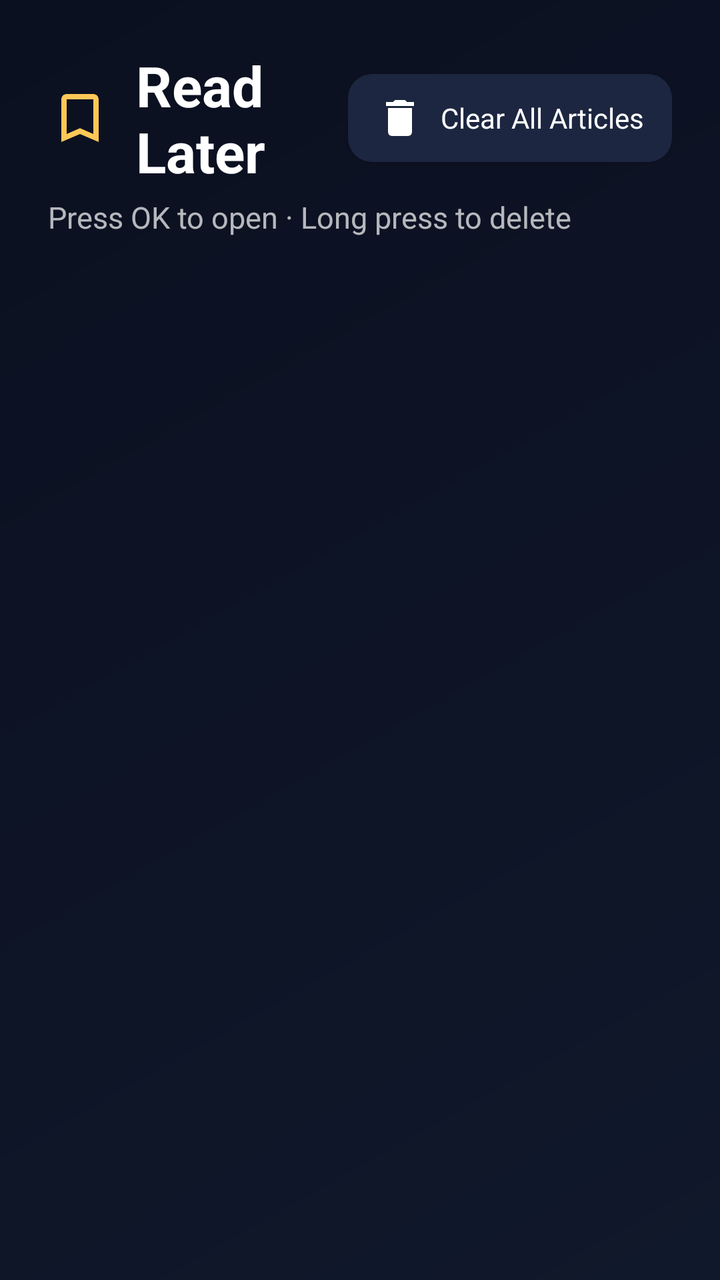
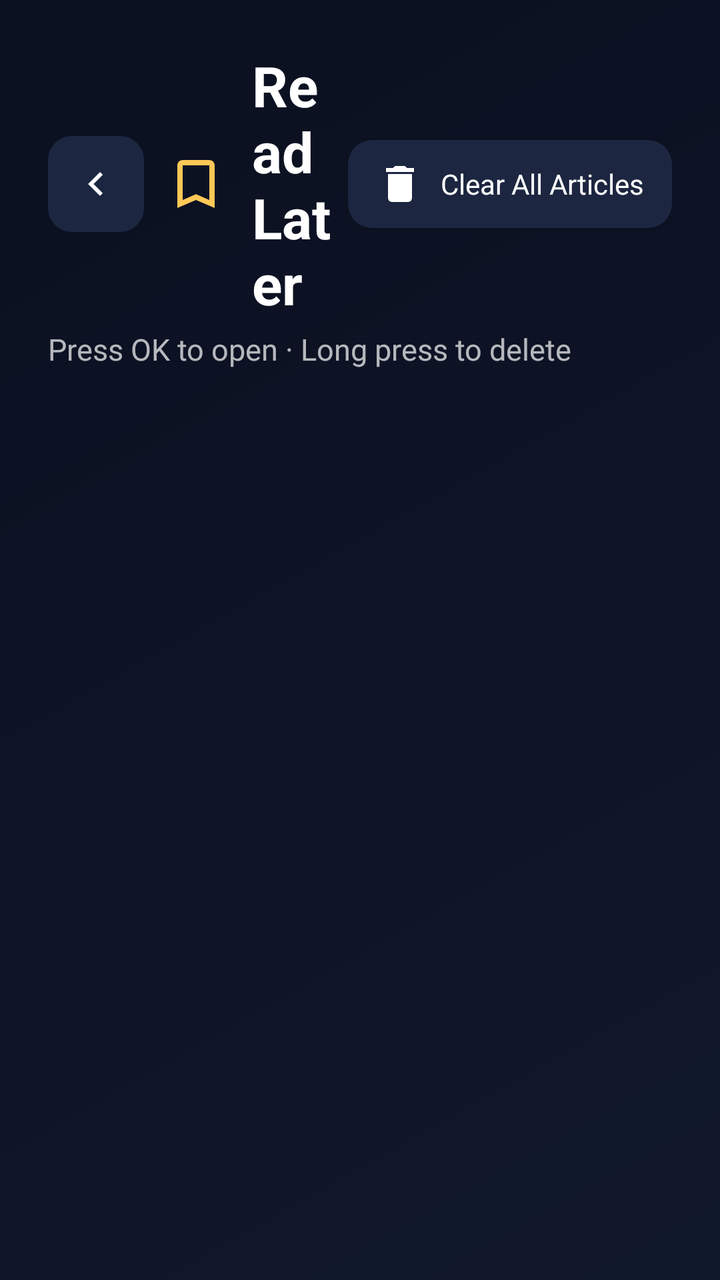

Screens rendered from an Android XML layout before and after an edit, with the pre-edit source and the edit as a unified diff.
<!-- AndroidManifest.xml: application theme Theme.TVNavBrowser -->
<!-- res/layout/activity_read_later.xml -->
<?xml version="1.0" encoding="utf-8"?>
<LinearLayout xmlns:android="http://schemas.android.com/apk/res/android"
    xmlns:app="http://schemas.android.com/apk/res-auto"
    android:layout_width="match_parent"
    android:layout_height="match_parent"
    android:background="?attr/screenBackground"
    android:orientation="vertical"
    android:padding="24dp">

    <LinearLayout
        android:layout_width="match_parent"
        android:layout_height="wrap_content"
        android:gravity="center_vertical"
        android:orientation="horizontal">

        <ImageView
            android:layout_width="32dp"
            android:layout_height="32dp"
            android:src="@drawable/ic_read_later"
            app:tint="@color/accent"
            android:contentDescription="@string/read_later_title" />

        <TextView
            style="@style/ScreenTitle"
            android:layout_width="0dp"
            android:layout_height="wrap_content"
            android:layout_marginStart="12dp"
            android:layout_weight="1"
            android:text="@string/read_later_title" />

        <Button
            android:id="@+id/btnClearAllReadLater"
            style="@style/ToolbarButton"
            android:layout_width="wrap_content"
            android:layout_height="44dp"
            android:drawableStart="@drawable/ic_nav_delete"
            android:drawablePadding="8dp"
            android:text="@string/read_later_clear_all" />
    </LinearLayout>

    <TextView
        style="@style/ScreenSubtitle"
        android:layout_width="match_parent"
        android:layout_height="wrap_content"
        android:layout_marginTop="4dp"
        android:layout_marginBottom="16dp"
        android:text="@string/list_hint_open" />

    <TextView
        android:id="@+id/tvEmpty"
        android:layout_width="match_parent"
        android:layout_height="wrap_content"
        android:layout_marginTop="32dp"
        android:gravity="center"
        android:text="@string/read_later_empty"
        android:textColor="@color/text_secondary"
        android:textSize="16sp"
        android:visibility="gone" />

    <ScrollView
        android:layout_width="match_parent"
        android:layout_height="0dp"
        android:layout_weight="1"
        android:clipChildren="false"
        android:clipToPadding="false"
        android:paddingStart="4dp"
        android:paddingEnd="4dp">

        <LinearLayout
            android:id="@+id/readLaterContainer"
            android:layout_width="match_parent"
            android:layout_height="wrap_content"
            android:clipChildren="false"
            android:clipToPadding="false"
            android:paddingTop="6dp"
            android:paddingBottom="16dp"
            android:orientation="vertical" />
    </ScrollView>
</LinearLayout>
<!-- resources referenced by this layout -->
<resources>
  <color name="accent">#FFFFC857</color>
  <color name="text_secondary">#B3FFFFFF</color>
  <string name="list_hint_open">Press OK to open · Long press to delete</string>
  <string name="read_later_clear_all">Clear All Articles</string>
  <string name="read_later_empty">No saved articles for offline reading.</string>
  <string name="read_later_title">Read Later</string>
  <style name="ScreenSubtitle">
          <item name="android:textColor">?android:attr/textColorSecondary</item>
          <item name="android:textSize">15sp</item>
          <item name="android:lineSpacingExtra">4dp</item>
      </style>
  <style name="ScreenTitle">
          <item name="android:textColor">?android:attr/textColorPrimary</item>
          <item name="android:textSize">28sp</item>
          <item name="android:textStyle">bold</item>
      </style>
  <color name="bg_dark">#FF0B1020</color>
  <color name="black">#FF000000</color>
  <color name="white">#FFFFFFFF</color>
  <color name="accent_dark">#FFE6A819</color>
  <color name="text_primary">#FFFFFFFF</color>
  <!-- drawable bg_screen (drawable) -->
  <?xml version="1.0" encoding="utf-8"?>
  <shape xmlns:android="http://schemas.android.com/apk/res/android"
      android:shape="rectangle">
      <gradient
          android:angle="135"
          android:endColor="@color/bg_dark"
          android:startColor="#FF10182B"
          android:type="linear" />
  </shape>
  <!-- drawable bg_settings_section (drawable) -->
  <?xml version="1.0" encoding="utf-8"?>
  <shape xmlns:android="http://schemas.android.com/apk/res/android"
      android:shape="rectangle">
      <solid android:color="#162138" />
      <stroke
          android:width="1dp"
          android:color="#243354" />
      <corners android:radius="16dp" />
  </shape>
  <!-- drawable bg_input_hint (drawable) -->
  <?xml version="1.0" encoding="utf-8"?>
  <shape xmlns:android="http://schemas.android.com/apk/res/android"
      android:shape="rectangle">
      <solid android:color="#CC151D33" />
      <corners android:radius="10dp" />
      <stroke
          android:width="1dp"
          android:color="@color/divider" />
  </shape>
  <!-- drawable bg_overlay_card (drawable) -->
  <?xml version="1.0" encoding="utf-8"?>
  <shape xmlns:android="http://schemas.android.com/apk/res/android"
      android:shape="rectangle">
      <solid android:color="#F00F172A" />
      <stroke
          android:width="2dp"
          android:color="#38BDF8" />
      <corners android:radius="16dp" />
  </shape>
  <!-- drawable bg_step_badge (drawable) -->
  <?xml version="1.0" encoding="utf-8"?>
  <shape xmlns:android="http://schemas.android.com/apk/res/android"
      android:shape="rectangle">
      <solid android:color="#1AFFC857" />
      <corners android:radius="24dp" />
      <stroke
          android:width="1.5dp"
          android:color="@color/accent" />
  </shape>
  <color name="divider">#33FFFFFF</color>
  <color name="accent_soft">#33FFC857</color>
  <color name="bg_card">#FF1C2640</color>
  <color name="bg_toolbar">#FF151D33</color>
  <!-- unchanged entries left out for length: 9 -->
</resources>

<!-- the commit's change to res/layout/activity_read_later.xml (unified diff, before → after) -->
@@ -12,6 +12,13 @@
         android:layout_height="wrap_content"
         android:gravity="center_vertical"
         android:orientation="horizontal">
+
+        <ImageButton
+            android:id="@+id/btnReadLaterBack"
+            style="@style/ToolbarIconButton"
+            android:layout_marginEnd="10dp"
+            android:src="@drawable/ic_nav_back"
+            android:contentDescription="@string/nav_back" />
 
         <ImageView
             android:layout_width="32dp"
<!-- resource entries referenced after the edit -->
@@ -2,7 +2,19 @@
 <resources>
   <color name="accent">#FFFFC857</color>
   <color name="text_secondary">#B3FFFFFF</color>
+  <!-- drawable ic_nav_back (drawable) -->
+  <?xml version="1.0" encoding="utf-8"?>
+  <vector xmlns:android="http://schemas.android.com/apk/res/android"
+      android:width="24dp"
+      android:height="24dp"
+      android:viewportWidth="24"
+      android:viewportHeight="24">
+      <path
+          android:fillColor="#FFFFFFFF"
+          android:pathData="M15.41,16.58L10.83,12L15.41,7.41L14,6L8,12L14,18L15.41,16.58Z" />
+  </vector>
   <string name="list_hint_open">Press OK to open · Long press to delete</string>
+  <string name="nav_back">Back</string>
   <string name="read_later_clear_all">Clear All Articles</string>
   <string name="read_later_empty">No saved articles for offline reading.</string>
   <string name="read_later_title">Read Later</string>
@@ -15,6 +27,16 @@
           <item name="android:textColor">?android:attr/textColorPrimary</item>
           <item name="android:textSize">28sp</item>
           <item name="android:textStyle">bold</item>
+      </style>
+  <style name="ToolbarIconButton">
+          <item name="android:layout_width">48dp</item>
+          <item name="android:layout_height">48dp</item>
+          <item name="android:padding">12dp</item>
+          <item name="android:scaleType">centerInside</item>
+          <item name="android:background">?attr/toolbarButtonBackground</item>
+          <item name="android:tint">?android:attr/textColorPrimary</item>
+          <item name="android:focusable">true</item>
+          <item name="android:focusableInTouchMode">true</item>
       </style>
   <color name="bg_dark">#FF0B1020</color>
   <color name="black">#FF000000</color>
